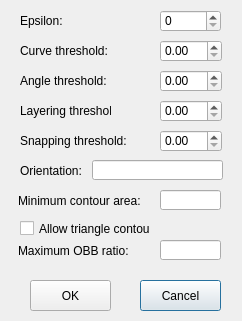
Qt form LEGO/CurveRightAngleOptionDialog.ui (xwzhangcs/LEGO) before a commit.
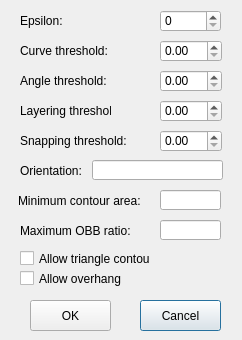
The same form after that commit.

Commit message: Added allow_overhang flag.

The edit to the form file:
```diff
--- a/LEGO/CurveRightAngleOptionDialog.ui
+++ b/LEGO/CurveRightAngleOptionDialog.ui
@@ -7,7 +7,7 @@
     <x>0</x>
     <y>0</y>
     <width>242</width>
-    <height>321</height>
+    <height>340</height>
    </rect>
   </property>
   <property name="windowTitle">
@@ -96,7 +96,7 @@
    <property name="geometry">
     <rect>
      <x>140</x>
-     <y>280</y>
+     <y>300</y>
      <width>81</width>
      <height>31</height>
     </rect>
@@ -122,7 +122,7 @@
    <property name="geometry">
     <rect>
      <x>30</x>
-     <y>280</y>
+     <y>300</y>
      <width>81</width>
      <height>31</height>
     </rect>
@@ -210,7 +210,7 @@
    <property name="geometry">
     <rect>
      <x>20</x>
-     <y>220</y>
+     <y>250</y>
      <width>131</width>
      <height>17</height>
     </rect>
@@ -222,8 +222,8 @@
   <widget class="QLabel" name="label_8">
    <property name="geometry">
     <rect>
-     <x>18</x>
-     <y>240</y>
+     <x>20</x>
+     <y>220</y>
      <width>131</width>
      <height>21</height>
     </rect>
@@ -236,7 +236,7 @@
    <property name="geometry">
     <rect>
      <x>160</x>
-     <y>240</y>
+     <y>220</y>
      <width>61</width>
      <height>20</height>
     </rect>
@@ -245,6 +245,19 @@
     <set>Qt::AlignRight|Qt::AlignTrailing|Qt::AlignVCenter</set>
    </property>
   </widget>
+  <widget class="QCheckBox" name="checkBoxAllowOverhang">
+   <property name="geometry">
+    <rect>
+     <x>20</x>
+     <y>270</y>
+     <width>131</width>
+     <height>17</height>
+    </rect>
+   </property>
+   <property name="text">
+    <string>Allow overhang</string>
+   </property>
+  </widget>
  </widget>
  <layoutdefault spacing="6" margin="11"/>
  <resources/>
```
The commit also changes 27 other files.
